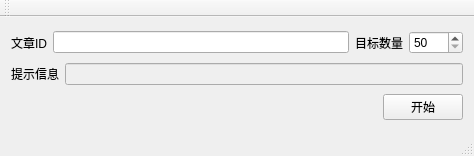
Before: the Qt Designer form GetComments/getcomments.ui in blacksjt/autobots, drawn with Qt 5.
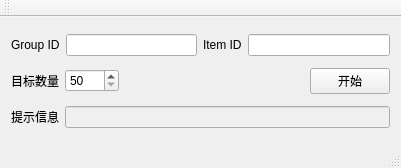
After: the same form once the commit is applied.

Patch:
```diff
--- a/GetComments/getcomments.ui
+++ b/GetComments/getcomments.ui
@@ -6,8 +6,8 @@
    <rect>
     <x>0</x>
     <y>0</y>
-    <width>474</width>
-    <height>156</height>
+    <width>401</width>
+    <height>168</height>
    </rect>
   </property>
   <property name="windowTitle">
@@ -15,14 +15,12 @@
   </property>
   <widget class="QWidget" name="centralWidget">
    <layout class="QGridLayout" name="gridLayout">
-    <item row="0" column="0" colspan="2">
-     <layout class="QHBoxLayout" name="horizontalLayout_3">
-      <item>
+    <item row="0" column="0">
        <layout class="QHBoxLayout" name="horizontalLayout">
         <item>
          <widget class="QLabel" name="label">
           <property name="text">
-           <string>文章ID</string>
+         <string>Group ID</string>
           </property>
          </widget>
         </item>
@@ -38,6 +36,29 @@
         </item>
        </layout>
       </item>
+    <item row="0" column="1">
+     <layout class="QHBoxLayout" name="horizontalLayout_3">
+      <item>
+       <widget class="QLabel" name="label_4">
+        <property name="text">
+         <string>Item ID</string>
+        </property>
+       </widget>
+      </item>
+      <item>
+       <widget class="QLineEdit" name="lineEdit_item_id">
+        <property name="sizeIncrement">
+         <size>
+          <width>0</width>
+          <height>0</height>
+         </size>
+        </property>
+       </widget>
+      </item>
+     </layout>
+    </item>
+    <item row="1" column="0" colspan="2">
+     <layout class="QHBoxLayout" name="horizontalLayout_5">
       <item>
        <layout class="QHBoxLayout" name="horizontalLayout_2">
         <item>
@@ -68,30 +89,7 @@
         </item>
        </layout>
       </item>
-     </layout>
-    </item>
-    <item row="1" column="0" colspan="2">
-     <layout class="QHBoxLayout" name="horizontalLayout_4">
       <item>
-       <widget class="QLabel" name="label_3">
-        <property name="text">
-         <string>提示信息</string>
-        </property>
-       </widget>
-      </item>
-      <item>
-       <widget class="QLineEdit" name="lineEdit_msg">
-        <property name="enabled">
-         <bool>false</bool>
-        </property>
-        <property name="text">
-         <string/>
-        </property>
-       </widget>
-      </item>
-     </layout>
-    </item>
-    <item row="2" column="0">
      <spacer name="horizontalSpacer">
       <property name="orientation">
        <enum>Qt::Horizontal</enum>
@@ -104,7 +102,7 @@
       </property>
      </spacer>
     </item>
-    <item row="2" column="1">
+      <item>
      <widget class="QPushButton" name="pushButton_start">
       <property name="text">
        <string>开始</string>
@@ -112,6 +110,30 @@
      </widget>
     </item>
    </layout>
+    </item>
+    <item row="2" column="0" colspan="2">
+     <layout class="QHBoxLayout" name="horizontalLayout_4">
+      <item>
+       <widget class="QLabel" name="label_3">
+        <property name="text">
+         <string>提示信息</string>
+        </property>
+       </widget>
+      </item>
+      <item>
+       <widget class="QLineEdit" name="lineEdit_msg">
+        <property name="enabled">
+         <bool>false</bool>
+        </property>
+        <property name="text">
+         <string/>
+        </property>
+       </widget>
+      </item>
+     </layout>
+    </item>
+   </layout>
+   <zorder></zorder>
   </widget>
   <widget class="QMenuBar" name="menuBar">
    <property name="geometry">
```
Left out of the diff: 2 changed lines with no effect on the pictures. Lines whose indentation alone changed are shown as unchanged.
